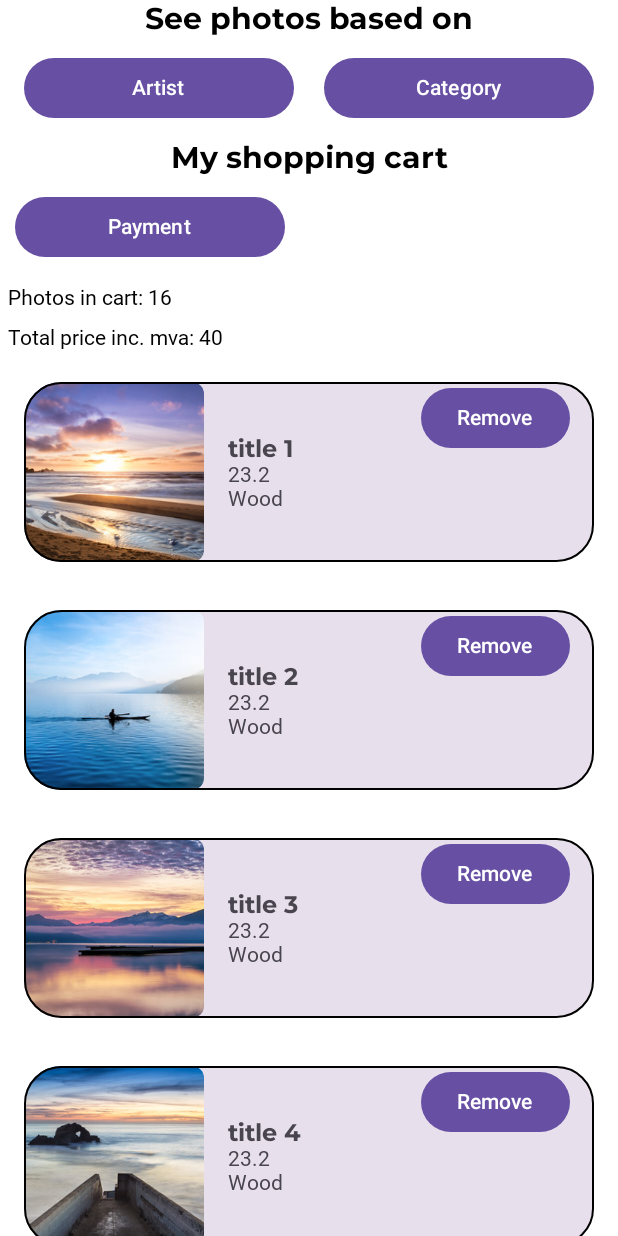
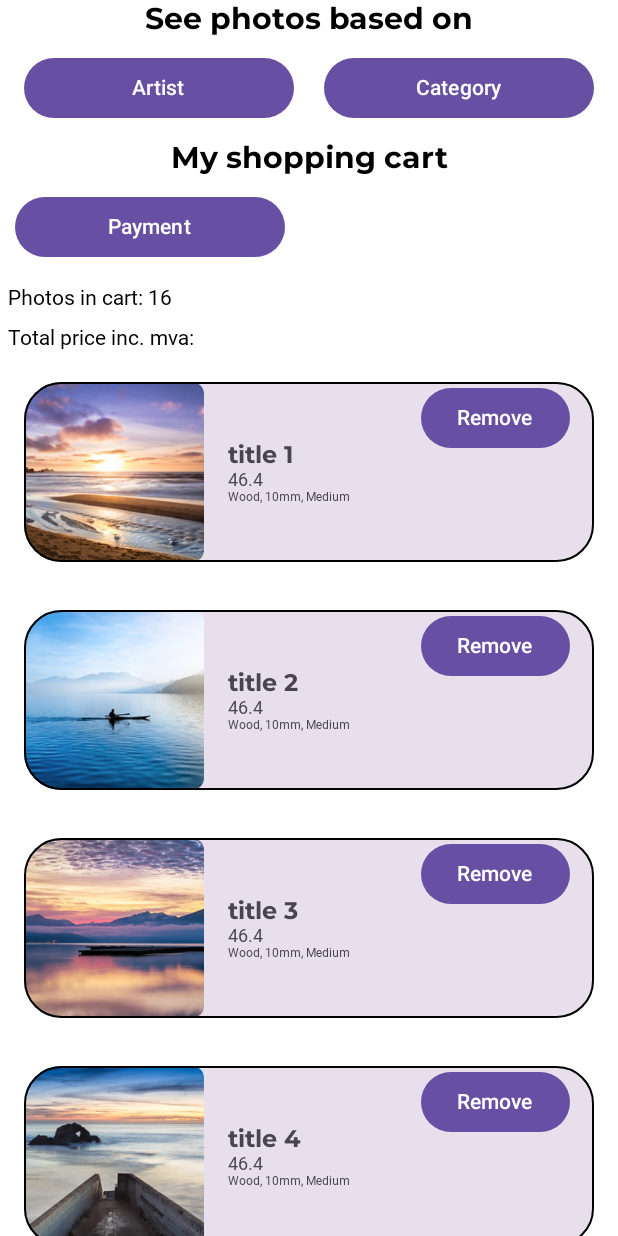
Before and after one commit to vuovdi/MyArtShop, an Android app built with Jetpack Compose: the @Preview function MyArtShopPreview, on a phone screen of 412 x 824 dp. Run offline under Robolectric (Android 15) with nearby library versions, the phone set to English and light mode, and no system bars; Roboto replaces fonts that are not available here.

Commit message:
radiobuttons functionable

```diff
--- a/app/src/main/java/com/example/myartshop/data/DataSource.kt
+++ b/app/src/main/java/com/example/myartshop/data/DataSource.kt
@@ -37,9 +37,10 @@ object DataSource {
         CartItem(
             photo,
             frameType = "Wood", // Sett riktig rammetype her
-            frameWidth = 2, // Sett riktig rammebredde her
+            frameWidth = "10mm", // Sett riktig rammebredde her
             photoSize = "Medium", // Sett riktig fotosize her
-            price = 23.2f // Bruk en funksjon for å beregne prisen
+            price = 23.2f, // Bruk en funksjon for å beregne prisen
+            frameAdditionalPrice = 35.0f
         )
     }
 
--- a/app/src/main/java/com/example/myartshop/data/OrderUiState.kt
+++ b/app/src/main/java/com/example/myartshop/data/OrderUiState.kt
@@ -33,10 +33,11 @@ data class Artist(
 
 data class CartItem(
     val photo: Photo,
-    val frameType: String = "mediuem",
-    val frameWidth: Int = 2,
-    val photoSize: String = "small",
-    val price: Float
+    val frameType: String,
+    val frameWidth: String,
+    val photoSize: String,
+    val price: Float,
+    val frameAdditionalPrice: Float
 )
 data class OrderUiState(
     val listOfPhotos: List<Photo> = emptyList(),
--- a/app/src/main/java/com/example/myartshop/ui/ui/OrderViewModel.kt
+++ b/app/src/main/java/com/example/myartshop/ui/ui/OrderViewModel.kt
@@ -17,7 +17,7 @@ class OrderViewModel: ViewModel() {
     val uiState: StateFlow<OrderUiState> = _uiState.asStateFlow()
 
     private val listOfPhotos = DataSource.listOfPhotos
-    val selectedFrameOptions = mutableStateOf<Pair<String, Int>?>(null)
+    val selectedFrameOptions = mutableStateOf<Triple<String, String, String>?>(null)
     val shoppingCart = mutableStateOf<List<CartItem>>(emptyList())
     private var _selectedArtist: Artist? = null
     private var _selectedCategory: Category? = null
@@ -58,9 +58,16 @@ class OrderViewModel: ViewModel() {
 //    }
 //
 
-    fun addToCart(frameType: String, frameWidth: Int, photoSize: String, price: Float) {
+    fun addToCart(
+        selectedPhoto: Photo?,
+        frameType: String,
+        frameWidth: String,
+        photoSize: String,
+        price: Float,
+        frameAdditionalPrice: Float
+    ) {
         val photo = selectedPhoto ?: return  // If selectedPhoto is null, return early
-        val cartItem = CartItem(photo, frameType, frameWidth, photoSize, price)
+        val cartItem = CartItem(photo, frameType, frameWidth, photoSize, price, frameAdditionalPrice)
         shoppingCart.value += cartItem
     }
 
@@ -79,6 +86,10 @@ class OrderViewModel: ViewModel() {
         }
 
     }
+
+    fun updateFrameOptions(frameType: String, frameWidth: String, photoSize: String) {
+        selectedFrameOptions.value = Triple(frameType, frameWidth, photoSize)
+    }
 //    fun sumPrice(): Float {
 //        return shoppingCart.value.sumOf { it.price.toInt() }.toFloat()
 //    }
--- a/app/src/main/java/com/example/myartshop/ui/ui/startpage.kt
+++ b/app/src/main/java/com/example/myartshop/ui/ui/startpage.kt
@@ -163,7 +163,7 @@ fun ShoppingInfo(
         )
         Text(
 //            text = stringResource(R.string.total_price, viewModel.sumPrice()) Funksjonen er i viewModel, men funker ikke,
-            text = stringResource(R.string.total_price, 40),
+            text = stringResource(R.string.total_price),
             style = MaterialTheme.typography.bodyLarge,
             modifier = modifier.padding(5.dp)
         )
@@ -174,8 +174,8 @@ fun ShoppingInfo(
                 ShoppingCartItems(
                     imageRes = cartItem.photo.imageResId,
                     title = cartItem.photo.title,
-                    frameChoices = cartItem.frameType,
                     price = cartItem.price,
+                    frameAdditionalPrice = cartItem.price,
                     cartItem = cartItem
                 ) { onRemoveItem(cartItem) } // Send med onRemoveItem-funksjonen
 
@@ -189,8 +189,8 @@ fun ShoppingInfo(
 fun ShoppingCartItems(
     imageRes: Int,
     title: Int,
-    frameChoices: String,
     price: Float,
+    frameAdditionalPrice: Float,
     cartItem: CartItem,
     onRemoveButtonClick: (CartItem) -> Unit
 ) {
@@ -216,7 +216,8 @@ fun ShoppingCartItems(
                 contentScale = ContentScale.Crop
             )
             Spacer(modifier = Modifier.width(16.dp))
-
+            val totalPrice = price+frameAdditionalPrice
+            val frameChoices = "${cartItem.frameType}, ${cartItem.frameWidth}, ${cartItem.photoSize}"
             Column(modifier = Modifier
                 .weight(2f)
                 .fillMaxSize()) {
@@ -226,12 +227,12 @@ fun ShoppingCartItems(
                     fontWeight = FontWeight.Bold
                 )
                 Text(
-                    text = price.toString(),
-                    fontSize = 14.sp
+                    text = "$totalPrice",
+                    fontSize = 12.sp
                 )
                 Text(
                     text = frameChoices,
-                    fontSize = 14.sp
+                    fontSize = 8.sp
                 )
             }
             Spacer(modifier = Modifier.width(16.dp))
--- a/app/src/main/res/values/strings.xml
+++ b/app/src/main/res/values/strings.xml
@@ -26,7 +26,7 @@
     <string name="chosen_photo">Chosen Photo</string>
     <string name="shopping_cart">My shopping cart</string>
     <string name="chosen_photos">Photos in cart: %d</string>
-    <string name="total_price">Total price inc. mva: %d</string>
+    <string name="total_price">Total price inc. mva: </string>
     <string name="subtotal_price">Subtotal %s</string>
     <string name="payment">Payment</string>
 <!--    <string name="title">Title: %d</string>-->
@@ -73,6 +73,7 @@
     <string name="Frame_choices">Frame choices: %d</string>
     <string name="Prize">Prize: %d</string>
     <string name="Remove">Remove</string>
+    <string name="Price_frame_and_photo">Total: </string>
 
     //Artists
     <string name="artist1_name">Un known</string>
```
Also changed, not shown: app/src/main/java/com/example/myartshop/ArtShopScreen.kt (+15 -5 lines), app/src/main/java/com/example/myartshop/ui/ui/SelectedImageScreen.kt (+59 -16 lines), 1 other file.
